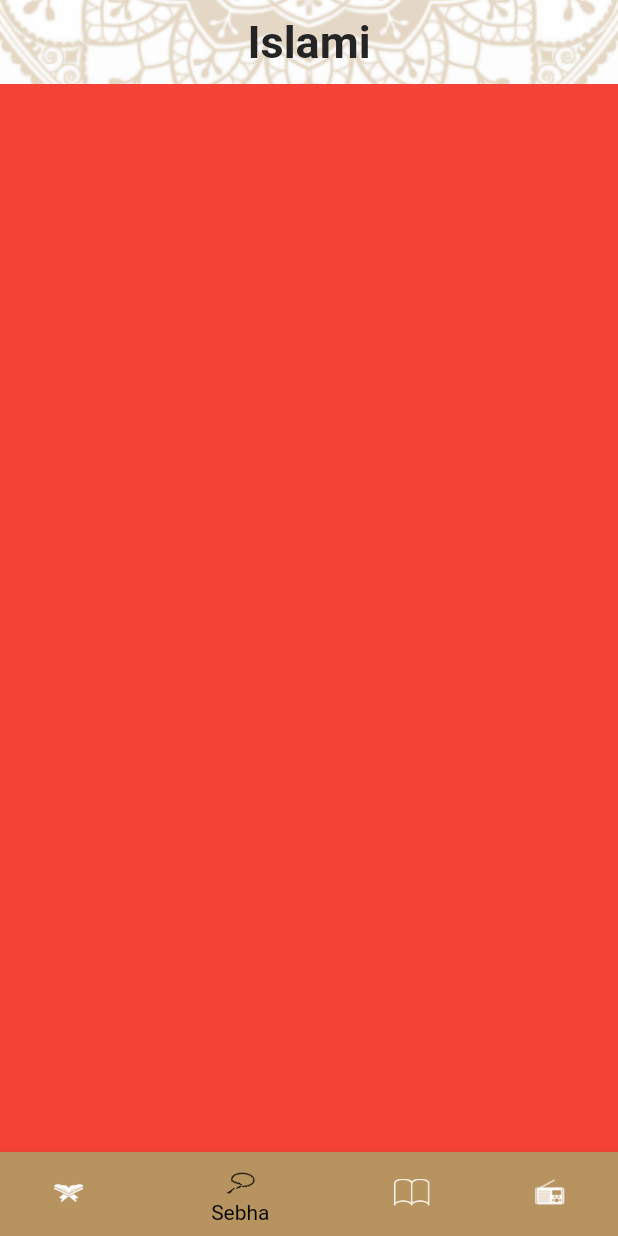
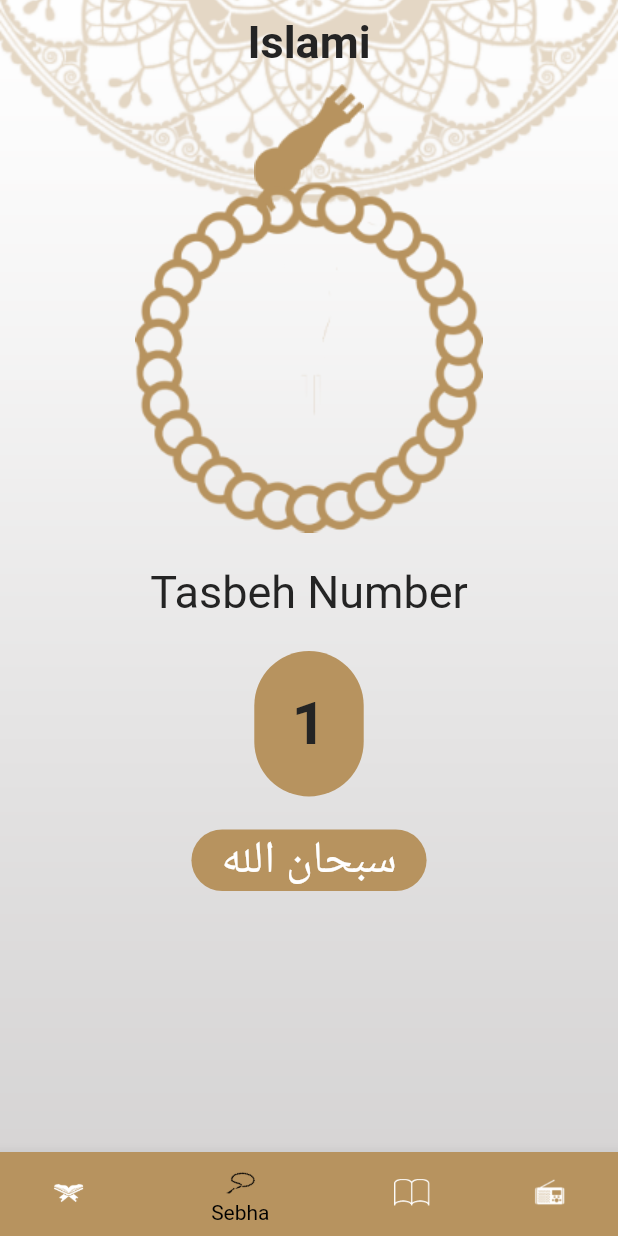
Before and after one commit to moustafaghonimi/Islami-App, a Flutter app: the screen it shows after launch, item 2 of the bottom bar chosen, on a phone screen of 412 x 824 dp. Run offline on Flutter 3.47's test engine with Material 2 defaults, Android fonts, the phone set to English and light mode, and no system bars.

Commit message:
finish sepha screen

```diff
--- a/lib/home/tabs/sebhaScreen.dart
+++ b/lib/home/tabs/sebhaScreen.dart
@@ -1,12 +1,117 @@
 import 'package:flutter/material.dart';
 
-class SebhaScreen extends StatelessWidget {
-  const SebhaScreen({Key? key}) : super(key: key);
+import '../../my_them.dart';
+
+class SebhaScreen extends StatefulWidget {
+  @override
+  State<SebhaScreen> createState() => _SebhaScreenState();
+}
+
+class _SebhaScreenState extends State<SebhaScreen> {
+  int current = 1;
+  List<String> dowa = [
+    'سبحان الله',
+    'الحمد لله',
+    'الله اكبر',
+  ];
+  int indexOfDowa = 0;
 
   @override
   Widget build(BuildContext context) {
-    return Container(
-      color: Colors.red,
+    return Center(
+      child: Column(
+        mainAxisAlignment: MainAxisAlignment.start,
+        children: [
+          Stack(
+            children: [
+              Center(
+                child: Image.asset(
+                  'assets/images/sebha_head.png',
+                ),
+              ),
+              Padding(
+                padding: const EdgeInsets.only(top: 65),
+                child: Center(
+                    child: InkWell(
+                      onTap: () {
+                        calcTabAtBtn();
+                      },
+                        child: Image.asset('assets/images/sebha_logo.png'),),),
+              ),
+            ],
+          ),
+          SizedBox(
+            height: 22,
+          ),
+          Container(
+            child: Text(
+              'Tasbeh Number',
+              style: Theme.of(context)
+                  .textTheme
+                  .headline1
+                  ?.copyWith(fontWeight: FontWeight.normal),
+            ),
+          ),
+          SizedBox(
+            height: 22,
+          ),
+          InkWell(
+            onTap: () {
+              calcTabAtBtn();
+            },
+            child: Container(
+                // width: MediaQuery.of(context).size.width*.20,
+                // height: MediaQuery.of(context).size.height*.10,
+                decoration: BoxDecoration(
+                  color: Color.fromRGBO(183, 147, 95, 1.0),
+                  borderRadius: BorderRadius.circular(60),
+                ),
+                padding: EdgeInsets.all(25),
+                child: Text(
+                  '${current}',
+                  style: Theme.of(context).textTheme.headline1?.copyWith(
+                        fontSize: 40,
+                      ),
+                  textAlign: TextAlign.center,
+                )),
+          ),
+          SizedBox(
+            height: 22,
+          ),
+          Container(
+            padding: EdgeInsets.symmetric(horizontal: 20),
+            decoration: BoxDecoration(
+              color: MyThemeData.colorGold,
+              borderRadius: BorderRadius.circular(30),
+            ),
+            clipBehavior: Clip.antiAliasWithSaveLayer,
+            child: Text(
+              dowa[indexOfDowa],
+              style: Theme.of(context).textTheme.headline1?.copyWith(
+                  fontWeight: FontWeight.normal, color: Colors.white),
+            ),
+          )
+        ],
+      ),
     );
   }
+
+  void calcTabAtBtn() {
+    calcDowa();
+    if (current > 0 && current < 33) {
+      current++;
+    } else {
+      current = 1;
+    }
+    setState(() {});
+  }
+
+  void calcDowa() {
+    if (current == 33) {
+      indexOfDowa++;
+      if (indexOfDowa == dowa.length) {
+        indexOfDowa = 0;
+      }
+    }
+  }
 }
```
